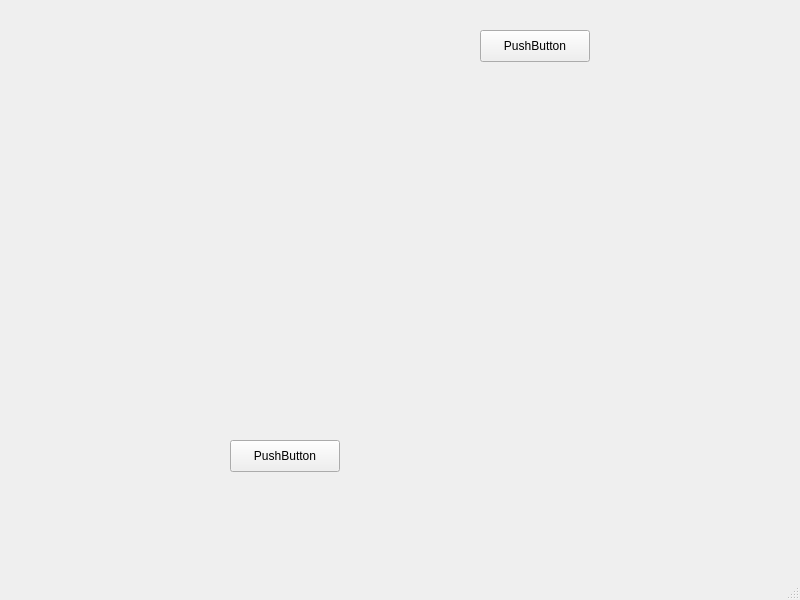
The window that gui.ui (serranoycandela/correlacion_sostenibilidad) describes before a commit, drawn with Qt 5.
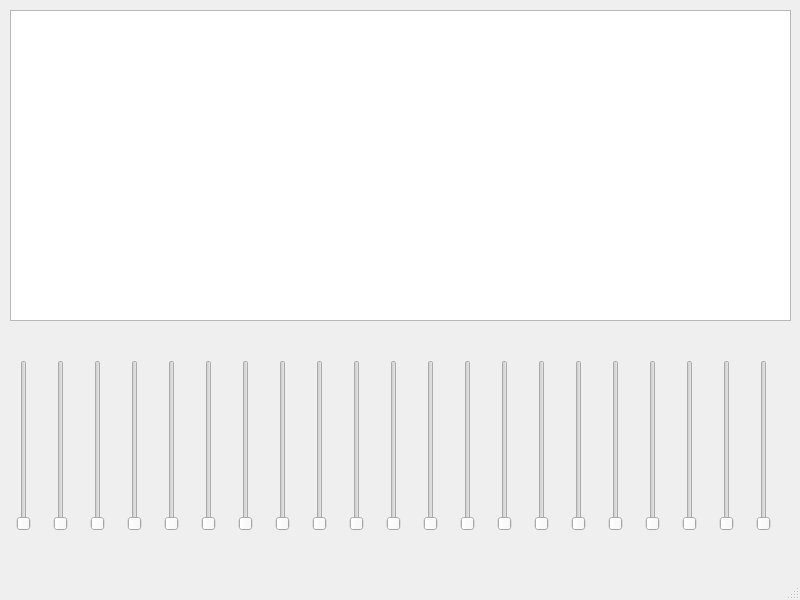
The same window after the commit. Custom widgets are drawn as their Qt base class.

```diff
--- a/gui.ui
+++ b/gui.ui
@@ -14,41 +14,190 @@
    <string>MainWindow</string>
   </property>
   <widget class="QWidget" name="centralwidget">
-   <widget class="QgsMapCanvas" name="widget" native="true">
+   <widget class="QFrame" name="frame">
     <property name="geometry">
      <rect>
-      <x>100</x>
-      <y>120</y>
-      <width>351</width>
-      <height>231</height>
+      <x>10</x>
+      <y>10</y>
+      <width>781</width>
+      <height>311</height>
      </rect>
     </property>
-   </widget>
-   <widget class="QPushButton" name="pushButton">
-    <property name="geometry">
-     <rect>
-      <x>230</x>
-      <y>440</y>
-      <width>110</width>
-      <height>32</height>
-     </rect>
+    <property name="frameShape">
+     <enum>QFrame::StyledPanel</enum>
     </property>
-    <property name="text">
-     <string>PushButton</string>
+    <property name="frameShadow">
+     <enum>QFrame::Raised</enum>
     </property>
+    <widget class="QGraphicsView" name="graphicsView">
+     <property name="geometry">
+      <rect>
+       <x>0</x>
+       <y>0</y>
+       <width>781</width>
+       <height>311</height>
+      </rect>
+     </property>
+    </widget>
    </widget>
-   <widget class="QPushButton" name="pushButton_2">
+   <widget class="QWidget" name="">
     <property name="geometry">
      <rect>
-      <x>480</x>
-      <y>30</y>
-      <width>110</width>
-      <height>32</height>
+      <x>0</x>
+      <y>360</y>
+      <width>791</width>
+      <height>171</height>
      </rect>
     </property>
-    <property name="text">
-     <string>PushButton</string>
-    </property>
+    <layout class="QHBoxLayout" name="horizontalLayout">
+     <item>
+      <widget class="QSlider" name="verticalSlider_1">
+       <property name="orientation">
+        <enum>Qt::Vertical</enum>
+       </property>
+      </widget>
+     </item>
+     <item>
+      <widget class="QSlider" name="verticalSlider_2">
+       <property name="orientation">
+        <enum>Qt::Vertical</enum>
+       </property>
+      </widget>
+     </item>
+     <item>
+      <widget class="QSlider" name="verticalSlider_3">
+       <property name="orientation">
+        <enum>Qt::Vertical</enum>
+       </property>
+      </widget>
+     </item>
+     <item>
+      <widget class="QSlider" name="verticalSlider_4">
+       <property name="orientation">
+        <enum>Qt::Vertical</enum>
+       </property>
+      </widget>
+     </item>
+     <item>
+      <widget class="QSlider" name="verticalSlider_5">
+       <property name="orientation">
+        <enum>Qt::Vertical</enum>
+       </property>
+      </widget>
+     </item>
+     <item>
+      <widget class="QSlider" name="verticalSlider_6">
+       <property name="orientation">
+        <enum>Qt::Vertical</enum>
+       </property>
+      </widget>
+     </item>
+     <item>
+      <widget class="QSlider" name="verticalSlider_7">
+       <property name="orientation">
+        <enum>Qt::Vertical</enum>
+       </property>
+      </widget>
+     </item>
+     <item>
+      <widget class="QSlider" name="verticalSlider_8">
+       <property name="orientation">
+        <enum>Qt::Vertical</enum>
+       </property>
+      </widget>
+     </item>
+     <item>
+      <widget class="QSlider" name="verticalSlider_9">
+       <property name="orientation">
+        <enum>Qt::Vertical</enum>
+       </property>
+      </widget>
+     </item>
+     <item>
+      <widget class="QSlider" name="verticalSlider_10">
+       <property name="orientation">
+        <enum>Qt::Vertical</enum>
+       </property>
+      </widget>
+     </item>
+     <item>
+      <widget class="QSlider" name="verticalSlider_11">
+       <property name="orientation">
+        <enum>Qt::Vertical</enum>
+       </property>
+      </widget>
+     </item>
+     <item>
+      <widget class="QSlider" name="verticalSlider_12">
+       <property name="orientation">
+        <enum>Qt::Vertical</enum>
+       </property>
+      </widget>
+     </item>
+     <item>
+      <widget class="QSlider" name="verticalSlider_13">
+       <property name="orientation">
+        <enum>Qt::Vertical</enum>
+       </property>
+      </widget>
+     </item>
+     <item>
+      <widget class="QSlider" name="verticalSlider_14">
+       <property name="orientation">
+        <enum>Qt::Vertical</enum>
+       </property>
+      </widget>
+     </item>
+     <item>
+      <widget class="QSlider" name="verticalSlider_15">
+       <property name="orientation">
+        <enum>Qt::Vertical</enum>
+       </property>
+      </widget>
+     </item>
+     <item>
+      <widget class="QSlider" name="verticalSlider_16">
+       <property name="orientation">
+        <enum>Qt::Vertical</enum>
+       </property>
+      </widget>
+     </item>
+     <item>
+      <widget class="QSlider" name="verticalSlider_17">
+       <property name="orientation">
+        <enum>Qt::Vertical</enum>
+       </property>
+      </widget>
+     </item>
+     <item>
+      <widget class="QSlider" name="verticalSlider_18">
+       <property name="orientation">
+        <enum>Qt::Vertical</enum>
+       </property>
+      </widget>
+     </item>
+     <item>
+      <widget class="QSlider" name="verticalSlider_19">
+       <property name="orientation">
+        <enum>Qt::Vertical</enum>
+       </property>
+      </widget>
+     </item>
+     <item>
+      <widget class="QSlider" name="verticalSlider_20">
+       <property name="orientation">
+        <enum>Qt::Vertical</enum>
+       </property>
+      </widget>
+     </item>
+     <item>
+      <widget class="QSlider" name="verticalSlider_21">
+       <property name="orientation">
+        <enum>Qt::Vertical</enum>
+       </property>
+      </widget>
+     </item>
+    </layout>
    </widget>
   </widget>
   <widget class="QMenuBar" name="menubar">
@@ -63,14 +212,6 @@
   </widget>
   <widget class="QStatusBar" name="statusbar"/>
  </widget>
- <customwidgets>
-  <customwidget>
-   <class>QgsMapCanvas</class>
-   <extends>QWidget</extends>
-   <header location="global">qgis.gui</header>
-   <container>1</container>
-  </customwidget>
- </customwidgets>
  <resources/>
  <connections/>
 </ui>
```
